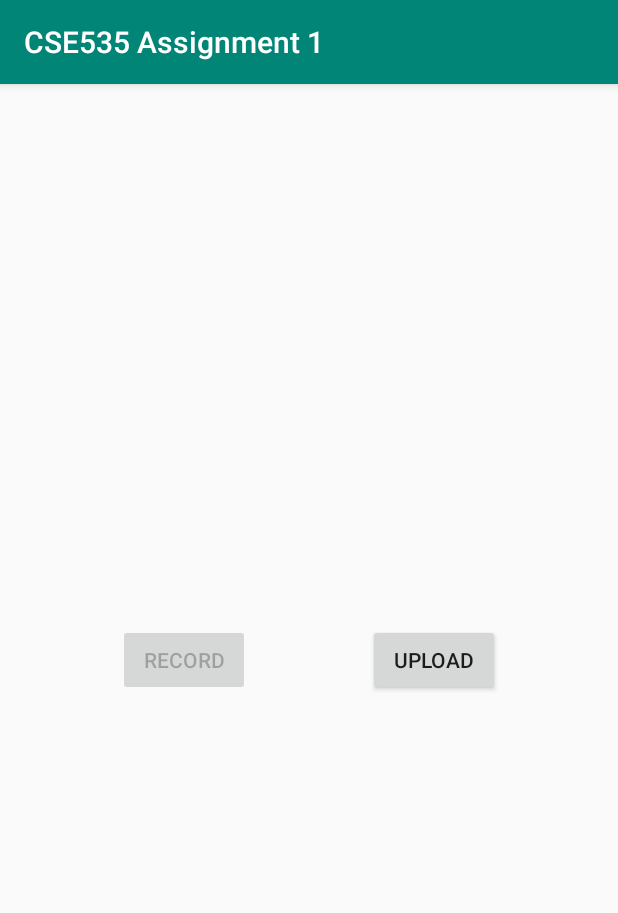
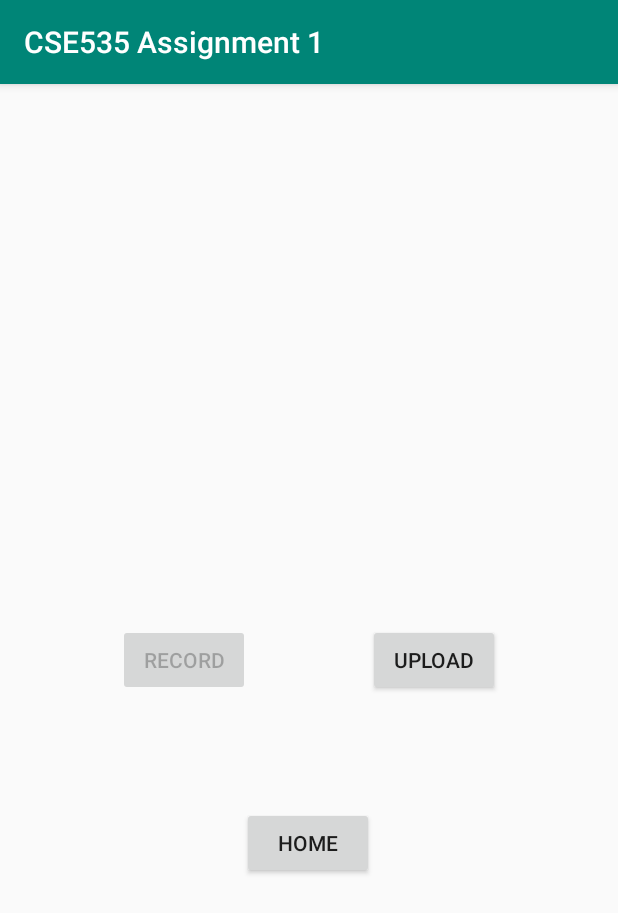
Before and after one commit to Mobile-Computing-Summer-2022-Group-1/assignment-1, an Android app: the RecordGesture screen opened directly, with no data from a screen before it, on a phone screen of 412 x 824 dp. Shown: the top 913 px of the screen. Run offline under Robolectric (Android 15) with nearby library versions, the phone set to English and light mode, and no system bars.

Commit message:
Add Home button in RecordGesture activity

```diff
--- a/app/src/main/java/com/example/cse535_assignment_1/RecordGesture.java
+++ b/app/src/main/java/com/example/cse535_assignment_1/RecordGesture.java
@@ -26,7 +26,6 @@ import java.io.PrintWriter;
 import java.net.HttpURLConnection;
 import java.net.URL;
 import java.net.URLConnection;
-import java.util.concurrent.atomic.AtomicInteger;
 
 public class RecordGesture extends AppCompatActivity {
     public static String Action;
@@ -57,6 +56,7 @@ public class RecordGesture extends AppCompatActivity {
 
         Button record = findViewById(R.id.record);
         Button upload = findViewById(R.id.upload);
+        Button home = findViewById(R.id.homeBtn);
 
         if (!hasCamera()) {
             record.setEnabled(false);
@@ -71,6 +71,11 @@ public class RecordGesture extends AppCompatActivity {
             Toast.makeText(RecordGesture.this, "File uploaded successfully", Toast.LENGTH_LONG).show();
         });
 
+        home.setOnClickListener(view -> {
+            // Going back to screen-1
+            Intent intent = new Intent(this, MainActivity.class);
+            startActivity(intent);
+        });
 
     }
 
--- a/app/src/main/res/layout/activity_record_gesture.xml
+++ b/app/src/main/res/layout/activity_record_gesture.xml
@@ -28,4 +28,16 @@
         app:layout_constraintHorizontal_bias="0.5"
         app:layout_constraintStart_toEndOf="@+id/record"
         app:layout_constraintTop_toTopOf="parent" />
+
+    <Button
+        android:id="@+id/homeBtn"
+        android:layout_width="wrap_content"
+        android:layout_height="wrap_content"
+        android:text="Home"
+        app:layout_constraintBottom_toBottomOf="parent"
+        app:layout_constraintEnd_toEndOf="@+id/upload"
+        app:layout_constraintHorizontal_bias="0.497"
+        app:layout_constraintStart_toStartOf="@+id/record"
+        app:layout_constraintTop_toTopOf="parent"
+        app:layout_constraintVertical_bias="0.669" />
 </androidx.constraintlayout.widget.ConstraintLayout>
```
